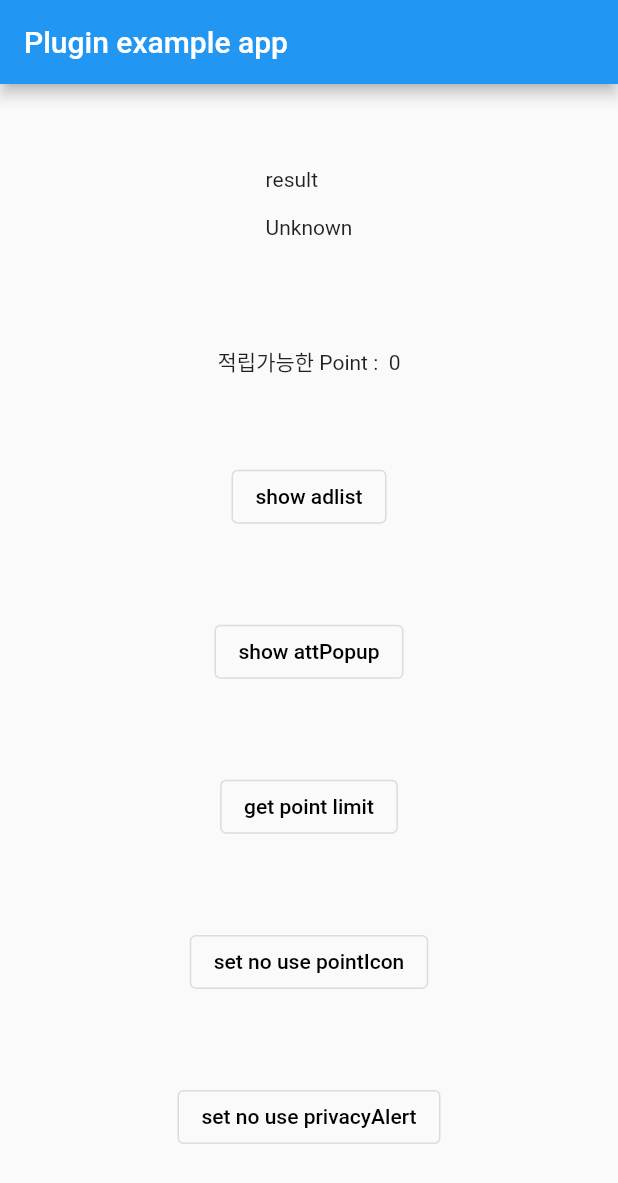
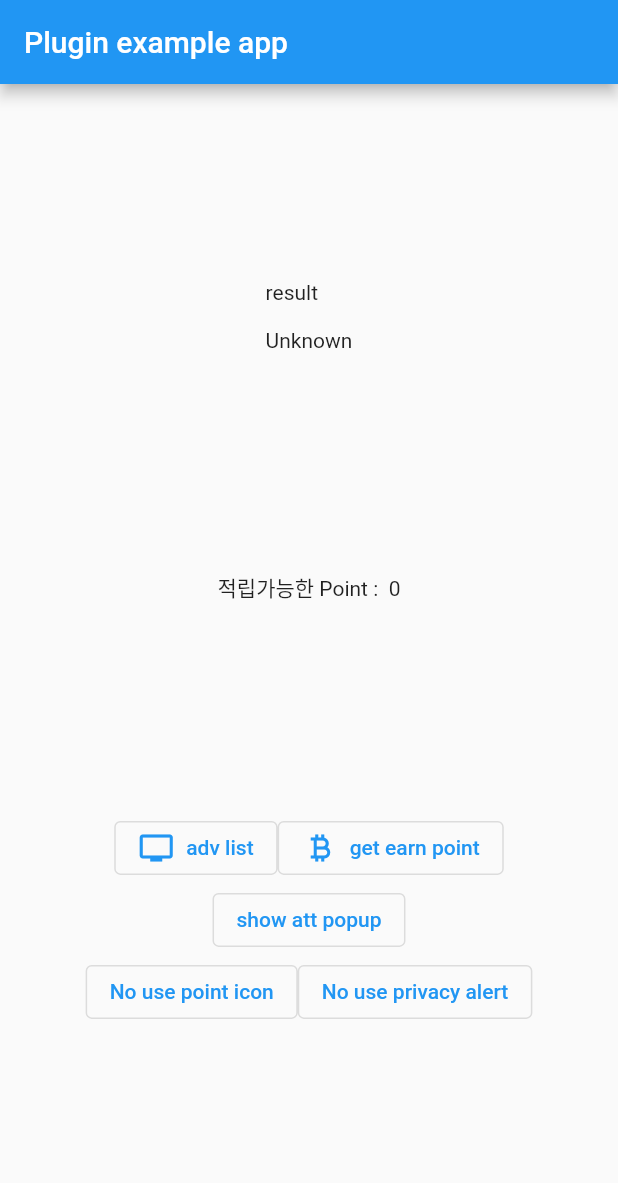
Before and after one commit to tnkfactory/tnk_flutter_rwd_plugin, a Flutter app: the screen it shows after launch, on a phone screen of 412 x 824 dp. Shown: the top 1183 px of the screen. Run offline on Flutter 3.47's test engine with Material 2 defaults, Android fonts, the phone set to English and light mode, and no system bars; our stand-ins replace plugin_platform_interface.

Commit message:
flutter plugin 배포

```diff
--- a/example/lib/main.dart
+++ b/example/lib/main.dart
@@ -1,4 +1,4 @@
-import 'dart:ffi';
+
 
 import 'package:flutter/material.dart';
 import 'dart:async';
@@ -94,6 +94,8 @@ class _MyAppState extends State<MyApp> {
 
   @override
   Widget build(BuildContext context) {
+    Icon advIcon = const Icon(Icons.tv);
+    Icon pointIcon = const Icon(Icons.currency_bitcoin);
     return MaterialApp(
       home: Scaffold(
         appBar: AppBar(
@@ -105,31 +107,55 @@ class _MyAppState extends State<MyApp> {
             children: [
               Text('result \n\n$_tnkResult\n'),
               Text('적립가능한 Point :  $_myPoint'),
-                OutlinedButton(
-                  onPressed: (){ showAdList(); },
-                  style: OutlinedButton.styleFrom(foregroundColor: Colors.black),
-                  child: const Text('show adlist'),
+              ButtonBar(
+                children: [
+                  Row (
+                    mainAxisAlignment: MainAxisAlignment.center,
+                    children: [
+                      OutlinedButton.icon( onPressed: () { showAdList(); },icon: advIcon, label: const Text('adv list')),
+                      OutlinedButton.icon(onPressed: (){getEarnPoint(); }, icon: pointIcon, label: const Text('get earn point')),
+                    ],
                   ),
-                OutlinedButton(
-                  onPressed: (){ showATTPopup(); },
-                  style: OutlinedButton.styleFrom(foregroundColor: Colors.black),
-                  child: const Text('show attPopup'),
+                  Row(
+                    mainAxisAlignment: MainAxisAlignment.center,
+                    children: [
+                      OutlinedButton(onPressed: showATTPopup, child: const Text('show att popup')),
+                    ],
                   ),
-                OutlinedButton(
-                  onPressed: (){ getEarnPoint(); },
-                  style: OutlinedButton.styleFrom(foregroundColor: Colors.black),
-                  child: const Text('get point limit'),
+                  Row (
+                    mainAxisAlignment: MainAxisAlignment.center,
+                    children: [
+                      OutlinedButton(onPressed: setNoUseUsePointIcon, child: const Text('No use point icon')),
+                      OutlinedButton(onPressed: setNoUsePrivacyAlert, child: const Text('No use privacy alert'))
+                    ],
                   ),
-                OutlinedButton(
-                  onPressed: (){ setNoUseUsePointIcon(); },
-                  style: OutlinedButton.styleFrom(foregroundColor: Colors.black),
-                  child: const Text('set no use pointIcon'),
+                ],
               ),
-                OutlinedButton(
-                  onPressed: (){ setNoUsePrivacyAlert(); },
-                  style: OutlinedButton.styleFrom(foregroundColor: Colors.black),
-                  child: const Text('set no use privacyAlert'),
-                ),
+              // OutlinedButton(
+              //   onPressed: (){ showAdList(); },
+              //   style: OutlinedButton.styleFrom(foregroundColor: Colors.black),
+              //   child: const Text('show adlist'),
+              // ),
+              // OutlinedButton(
+              //   onPressed: (){ showATTPopup(); },
+              //   style: OutlinedButton.styleFrom(foregroundColor: Colors.black),
+              //   child: const Text('show attPopup'),
+              // ),
+              // OutlinedButton(
+              //   onPressed: (){ getEarnPoint(); },
+              //   style: OutlinedButton.styleFrom(foregroundColor: Colors.black),
+              //   child: const Text('get point limit'),
+              // ),
+              // OutlinedButton(
+              //   onPressed: (){ setNoUseUsePointIcon(); },
+              //   style: OutlinedButton.styleFrom(foregroundColor: Colors.black),
+              //   child: const Text('set no use pointIcon'),
+              // ),
+              // OutlinedButton(
+              //   onPressed: (){ setNoUsePrivacyAlert(); },
+              //   style: OutlinedButton.styleFrom(foregroundColor: Colors.black),
+              //   child: const Text('set no use privacyAlert'),
+              // ),
             ],
           ),
         ),
```
Lines whose indentation alone changed are shown as unchanged.
